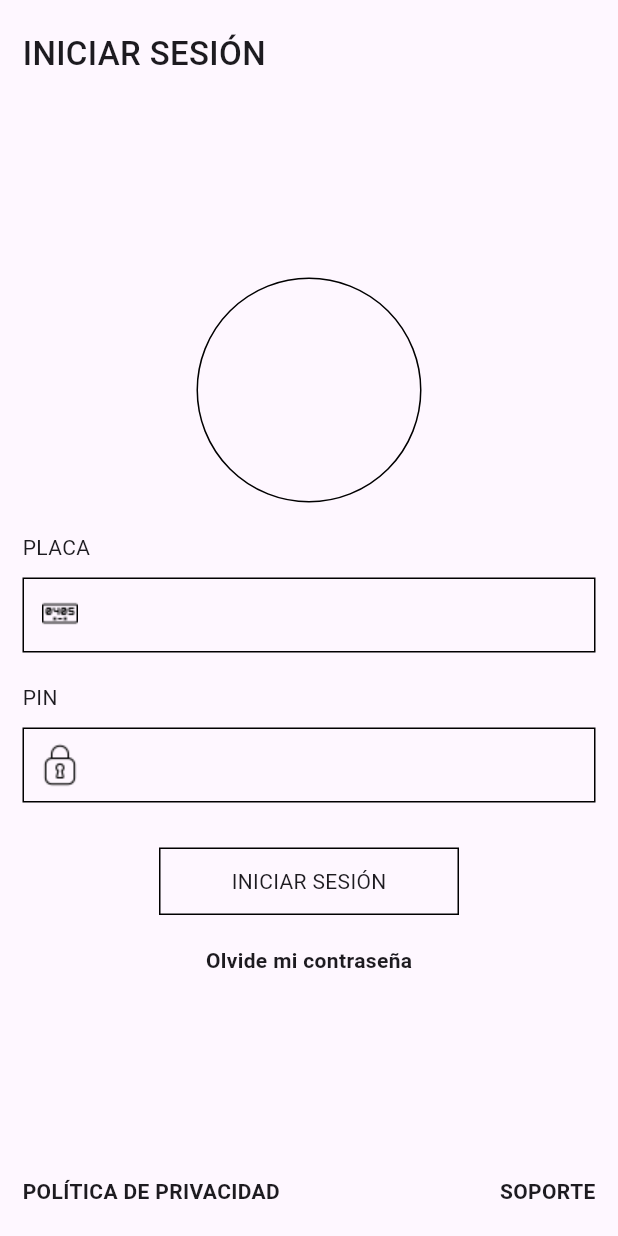
After one commit to ELopez2018/esperar_app_front_flutter, a Flutter app: the screen it shows after launch, after a tap on "Siguiente", on a phone screen of 412 x 824 dp. The commit adds this screen. Run offline on Flutter 3.47's test engine with Material 3 defaults, Android fonts, the phone set to English and light mode, and no system bars.

Commit message:
created screen login

```diff
--- a/lib/core/routes/routes.dart
+++ b/lib/core/routes/routes.dart
@@ -4,4 +4,6 @@ import 'package:flutter/material.dart';
 routes(BuildContext context) => {
   'splash': (context) => const SplashScreen(),
   'welcome': (context) => const WelcomeScreen(),
+  'login': (context) => const LoginScreen(),
+  'select-driver': (context) => const SelectDriverScreen(),
 };
--- /dev/null
+++ b/lib/ux/login/login_screen.dart
@@ -0,0 +1,88 @@
+import 'package:esperar_app_front_flutter/core/const/navigate.dart';
+import 'package:esperar_app_front_flutter/ux/widgets/widgets.dart';
+import 'package:flutter/material.dart';
+
+class LoginScreen extends StatelessWidget {
+  const LoginScreen({Key? key}) : super(key: key);
+
+  @override
+  Widget build(BuildContext context) {
+    final Size size = MediaQuery.of(context).size;
+    const textStyle = TextStyle(fontWeight: FontWeight.bold);
+    return Scaffold(
+      body: SafeArea(
+        child: SingleChildScrollView(
+          physics: const ClampingScrollPhysics(),
+          padding: EdgeInsets.zero,
+          child: SizedBox(
+            height: size.height - MediaQuery.of(context).padding.top,
+            child: Padding(
+              padding: const EdgeInsets.symmetric(horizontal: 15, vertical: 20),
+              child: Column(
+                mainAxisAlignment: MainAxisAlignment.spaceBetween,
+                crossAxisAlignment: CrossAxisAlignment.center,
+                children: [
+                  const Align(
+                    alignment: Alignment.topLeft,
+                    child: Text("INICIAR SESIÓN" ,style: TextStyle(fontWeight: FontWeight.w500, fontSize: 22)),
+                  ),
+                  Column(
+                    children: [
+                      Container(
+                        width: 150,
+                        height: 150,
+                        decoration: BoxDecoration(
+                          shape: BoxShape.circle,
+                          border: Border.all(),
+                        ),
+                      ),
+                      const SizedBox(height: 20),
+                      const Column(
+                        children: [
+                          InputCustom(
+                            label: 'PLACA',
+                            image: "assets/icons/placa.png",
+                          ),
+                          SizedBox(height: 20),
+                          InputCustom(
+                            label: 'PIN',
+                            image: "assets/icons/pin.png",
+                          ),
+                        ],
+                      ),
+                      const SizedBox(height: 30),
+                      ConstrainedBox(
+                        constraints:
+                            const BoxConstraints(minWidth: 200, maxWidth: 200),
+                        child: GestureDetector(
+                          onTap: () => pushReplacement(context,'select-driver', null),
+                          child: Container(
+                            alignment: Alignment.center,
+                            height: 45,
+                            decoration: BoxDecoration(
+                              border: Border.all(),
+                            ),
+                            child: const Text("INICIAR SESIÓN"),
+                          ),
+                        ),
+                      ),
+                      const SizedBox(height: 20),
+                      const Text("Olvide mi contraseña", style: textStyle),
+                    ],
+                  ),
+                   Row(
+                    mainAxisAlignment: MainAxisAlignment.spaceBetween,
+                    children: [
+                      GestureDetector(child: const Text("POLÍTICA DE PRIVACIDAD", style: textStyle)),
+                      GestureDetector(child: const Text("SOPORTE", style: textStyle)),
+                    ],
+                  )
+                ],
+              ),
+            ),
+          ),
+        ),
+      ),
+    );
+  }
+}
--- a/lib/ux/screens.dart
+++ b/lib/ux/screens.dart
@@ -1,2 +1,4 @@
 export 'package:esperar_app_front_flutter/ux/splash/splash_screen.dart';
 export 'package:esperar_app_front_flutter/ux/welcome/welcome_screen.dart';
+export 'package:esperar_app_front_flutter/ux/login/login_screen.dart';
+export 'package:esperar_app_front_flutter/ux/select%20driver/select_driver_screen.dart';
--- /dev/null
+++ b/lib/ux/select driver/select_driver_screen.dart
@@ -0,0 +1,12 @@
+import 'package:flutter/material.dart';
+
+class SelectDriverScreen extends StatelessWidget {
+  const SelectDriverScreen({Key? key}) : super(key: key);
+
+  @override
+  Widget build(BuildContext context) {
+    return Container(
+      child: null,
+    );
+  }
+}
--- a/lib/ux/welcome/welcome_screen.dart
+++ b/lib/ux/welcome/welcome_screen.dart
@@ -1,3 +1,4 @@
+import 'package:esperar_app_front_flutter/core/const/navigate.dart';
 import 'package:flutter/material.dart';
 
 class WelcomeScreen extends StatelessWidget {
@@ -36,13 +37,13 @@ class WelcomeScreen extends StatelessWidget {
                     crossAxisAlignment: CrossAxisAlignment.start,
                     children: [
                       Text(
-                        "Podras realizar",
+                        "Podrás realizar",
                         style: TextStyle(
                             fontWeight: FontWeight.bold, fontSize: 20),
                       ),
                       SizedBox(height: 20),
                       Text(
-                        "Ver mapas con companeros en el camino\nEstar enterado de las noticias de tu empresa\nVer tu programacion de rutas",
+                        "Ver mapas con compañeros en el camino\nEstar enterado de las noticias de tu empresa\nVer tu programación de rutas",
                         style: TextStyle(fontWeight: FontWeight.bold),
                       ),
                     ],
@@ -50,6 +51,8 @@ class WelcomeScreen extends StatelessWidget {
                 ),
                 ConstrainedBox(
                   constraints: const BoxConstraints(maxWidth: 200),
+                  child: GestureDetector(
+                    onTap: () => push(context, 'login', null),
                     child: Container(
                       alignment: Alignment.center,
                       height: 45,
@@ -62,6 +65,7 @@ class WelcomeScreen extends StatelessWidget {
                         child: Text("Siguiente"),
                       ),
                     ),
+                  ),
                 )
               ],
             ),
--- /dev/null
+++ b/lib/ux/widgets/input_custom.dart
@@ -0,0 +1,32 @@
+import 'package:flutter/material.dart';
+
+class InputCustom extends StatelessWidget {
+  const InputCustom({
+    super.key,
+    required this.label,
+    required this.image,
+  });
+  final String label;
+  final String image;
+
+  @override
+  Widget build(BuildContext context) {
+    return Column(
+      mainAxisAlignment: MainAxisAlignment.start,
+      crossAxisAlignment: CrossAxisAlignment.start,
+      children: [
+        Text(label),
+        const SizedBox(height: 10),
+        Container(
+          height: 50,
+          decoration: BoxDecoration(border: Border.all()),
+          child: TextFormField(
+            decoration: InputDecoration(
+                prefixIcon: Image.asset(image), border: InputBorder.none),
+            cursorColor: Colors.grey,
+          ),
+        ),
+      ],
+    );
+  }
+}
--- /dev/null
+++ b/lib/ux/widgets/widgets.dart
@@ -0,0 +1 @@
+export 'package:esperar_app_front_flutter/ux/widgets/input_custom.dart';
--- a/pubspec.yaml
+++ b/pubspec.yaml
@@ -59,8 +59,8 @@ flutter:
   uses-material-design: true
 
   # To add assets to your application, add an assets section, like this:
-  # assets:
-  #   - images/a_dot_burr.jpeg
+  assets:
+    - assets/icons/
   #   - images/a_dot_ham.jpeg
 
   # An image asset can refer to one or more resolution-specific "variants", see
```
Also changed, not shown: assets/icons/pin.png (added), assets/icons/placa.png (added). Lines whose indentation alone changed are shown as unchanged.
